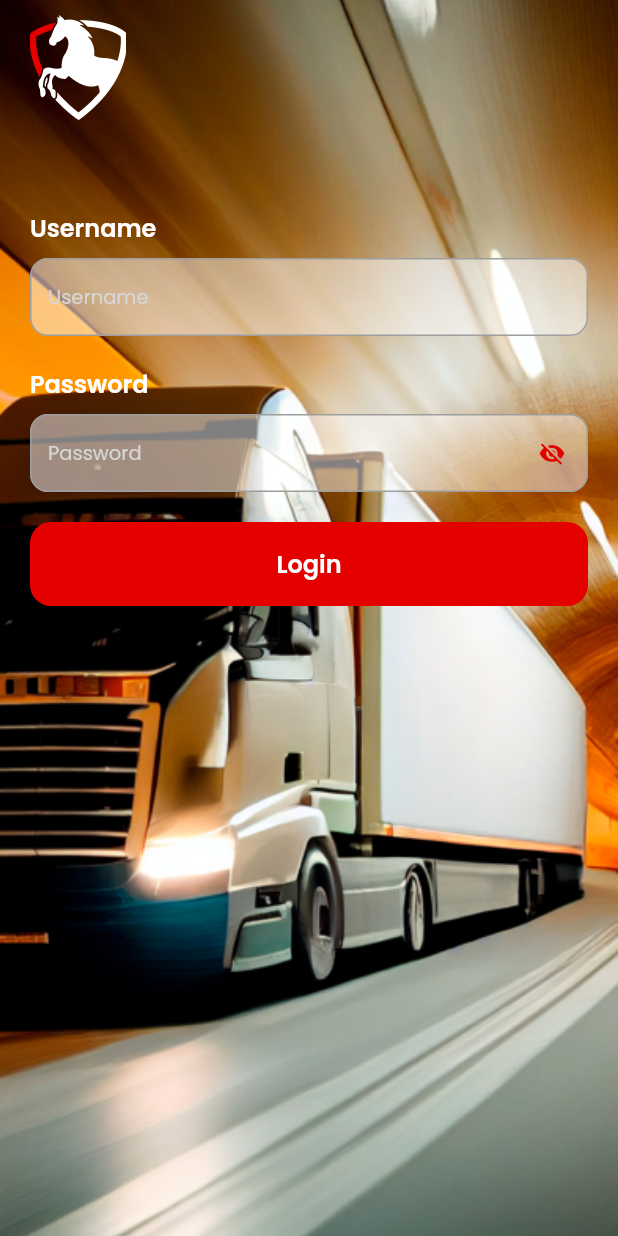
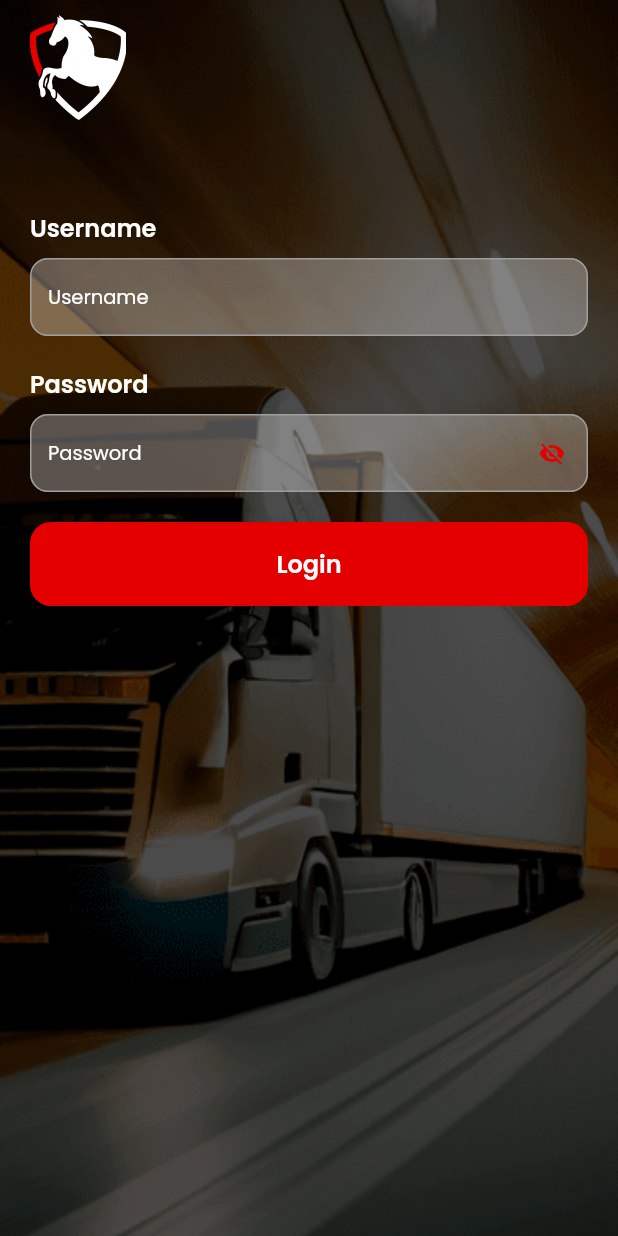
Before and after one commit to PiyushThakur077/Flying-Horse-frontend, a Flutter app: the screen it shows after launch, on a phone screen of 412 x 824 dp. Run offline on Flutter 3.47's test engine with Material 2 defaults, Android fonts, the phone set to English and light mode, and no system bars; our stand-ins replace get, get_storage, google_fonts.

Commit message:
bug fixes

```diff
--- a/lib/app/modules/login/views/login_view.dart
+++ b/lib/app/modules/login/views/login_view.dart
@@ -24,11 +24,18 @@ class LoginView extends GetView<LoginController> {
         body: SafeArea(
           child: Stack(
             children: [
-              Image.asset(
-                'assets/images/login_background.png',
+              Image(
+                image: AssetImage('assets/images/login_background1.png'),
+                // Image.asset(
+                //   'assets/images/login_background.png',
                 height: Get.height,
                 width: Get.width,
                 fit: BoxFit.cover,
+              ),
+              Container(
+                height: Get.height,
+                width: Get.width,
+                color: Colors.black.withOpacity(0.7),
               ),
               Obx(() => Form(
                     key: controller.loginFormKey,
@@ -67,17 +74,17 @@ class LoginView extends GetView<LoginController> {
                           keyboardType: TextInputType.text,
                           textInputAction: TextInputAction.next,
                           style: AppTextStyle.mediumStyle(
-                              fontSize: 14, color: Color(0xffD6D6D6)),
+                              fontSize: 14, color: Color(0xffffffff)),
                           validator: (v) {
                             return controller.validateUserName(v ?? '');
                           },
                           decoration: InputDecoration(
                             filled: true,
-                            fillColor: Colors.white.withOpacity(0.5),
+                            fillColor: Colors.white.withOpacity(0.3),
                             hintText: 'Username',
                             isDense: true,
                             hintStyle: AppTextStyle.regularStyle(
-                                fontSize: 13, color: Color(0xffD6D6D6)),
+                                fontSize: 13, color: Color(0xffffffff)),
                           ),
                           onChanged: (val) {},
                           onFieldSubmitted: (v) {
@@ -106,13 +113,13 @@ class LoginView extends GetView<LoginController> {
                           obscureText: controller.obsecureCreatePassword.value,
                           textAlignVertical: TextAlignVertical.center,
                           style: AppTextStyle.mediumStyle(
-                              fontSize: 14, color: Color(0xffD6D6D6)),
+                              fontSize: 14, color: Color(0xffffffff)),
                           focusNode: controller.passwordFocus,
                           keyboardType: TextInputType.visiblePassword,
                           textInputAction: TextInputAction.done,
                           decoration: InputDecoration(
                               filled: true,
-                              fillColor: Colors.white.withOpacity(0.5),
+                              fillColor: Colors.white.withOpacity(0.3),
                               isDense: true,
                               suffixIcon: IconButton(
                                 icon: Icon(
@@ -130,7 +137,7 @@ class LoginView extends GetView<LoginController> {
                                 },
                               ),
                               hintStyle: AppTextStyle.regularStyle(
-                                  fontSize: 13, color: Color(0xffD6D6D6)),
+                                  fontSize: 13, color: Color(0xffffffff)),
                               hintText: 'Password'),
                         ),
                         AppButton(
--- a/lib/main.dart
+++ b/lib/main.dart
@@ -8,6 +8,7 @@ import 'package:get_storage/get_storage.dart';
 Future<void> main() async {
   WidgetsFlutterBinding.ensureInitialized();
   await GetStorage.init();
+  await Future.delayed(Duration(seconds: 1));
 
   String initialRoute = Routes.LOGIN;
 
```
Also changed, not shown: lib/app/modules/home/controllers/home_controller.dart (+4 -3 lines), lib/app/modules/home/views/home_view.dart (+32 -16 lines), lib/app/modules/users/views/users_view.dart (+18 -2 lines), assets/images/login_background.png, assets/images/login_background1.png (added), 25 other files.
